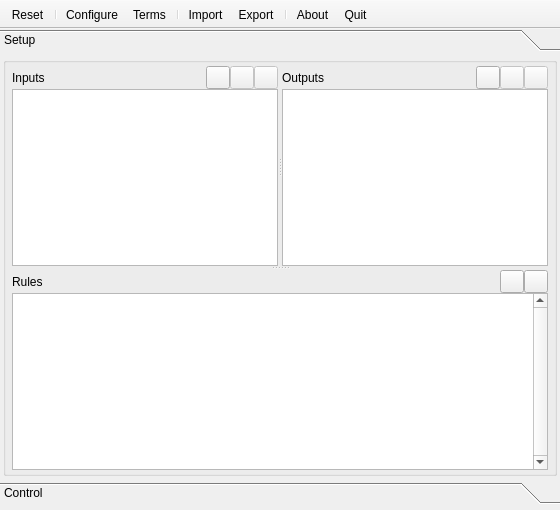
Qt form qtfuzzylite/ui/Window.ui (fuzzylite/fuzzylite) before a commit.
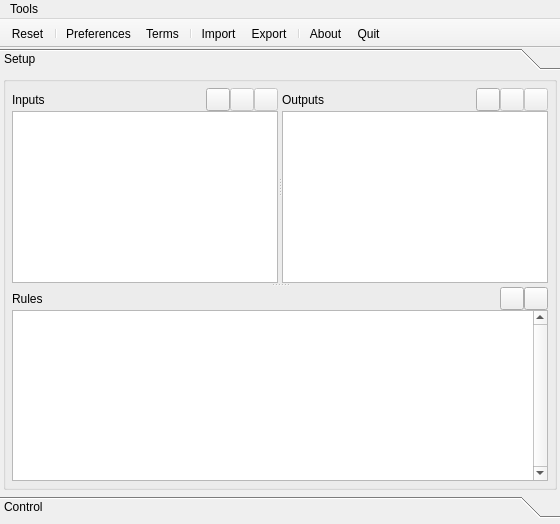
The same form after that commit. Icons and pictures are not drawn.

```diff
--- a/qtfuzzylite/ui/Window.ui
+++ b/qtfuzzylite/ui/Window.ui
@@ -7,7 +7,7 @@
     <x>0</x>
     <y>0</y>
     <width>560</width>
-    <height>510</height>
+    <height>524</height>
    </rect>
   </property>
   <property name="sizePolicy">
@@ -63,7 +63,7 @@
          <x>0</x>
          <y>0</y>
          <width>560</width>
-         <height>392</height>
+         <height>384</height>
         </rect>
        </property>
        <attribute name="label">
@@ -87,24 +87,12 @@
         </property>
         <item>
          <widget class="QGroupBox" name="groupBox1">
-          <layout class="QVBoxLayout" name="verticalLayout_7">
-           <property name="spacing">
-            <number>0</number>
-           </property>
-           <property name="leftMargin">
+          <layout class="QVBoxLayout" name="verticalLayout_3">
+           <property name="margin">
             <number>6</number>
            </property>
-           <property name="topMargin">
-            <number>3</number>
-           </property>
-           <property name="rightMargin">
-            <number>6</number>
-           </property>
-           <property name="bottomMargin">
-            <number>3</number>
-           </property>
            <item>
-            <widget class="QSplitter" name="spl_setup_inout_rules">
+            <widget class="QSplitter" name="spl_VarsRules">
              <property name="orientation">
               <enum>Qt::Vertical</enum>
              </property>
@@ -112,11 +100,17 @@
               <property name="orientation">
                <enum>Qt::Horizontal</enum>
               </property>
-              <widget class="QWidget" name="layoutWidget">
-               <layout class="QVBoxLayout" name="verticalLayout_2">
+              <widget class="QWidget" name="verticalLayoutWidget_4">
+               <layout class="QVBoxLayout" name="verticalLayout_7">
                 <property name="spacing">
                  <number>0</number>
                 </property>
+                <property name="topMargin">
+                 <number>0</number>
+                </property>
+                <property name="bottomMargin">
+                 <number>0</number>
+                </property>
                 <item>
                  <layout class="QHBoxLayout" name="horizontalLayout_2">
                   <item>
@@ -183,22 +177,30 @@
                  </layout>
                 </item>
                 <item>
-                 <widget class="QListWidget" name="lvw_inputs">
-                  <property name="selectionMode">
-                   <enum>QAbstractItemView::ExtendedSelection</enum>
+                 <widget class="QSplitter" name="splInput">
+                  <property name="orientation">
+                   <enum>Qt::Horizontal</enum>
                   </property>
-                  <property name="selectionBehavior">
-                   <enum>QAbstractItemView::SelectRows</enum>
-                  </property>
+                  <widget class="QListWidget" name="lvw_inputs">
+                   <property name="selectionMode">
+                    <enum>QAbstractItemView::ExtendedSelection</enum>
+                   </property>
+                   <property name="selectionBehavior">
+                    <enum>QAbstractItemView::SelectRows</enum>
+                   </property>
+                  </widget>
                  </widget>
                 </item>
                </layout>
               </widget>
-              <widget class="QWidget" name="layoutWidget1">
-               <layout class="QVBoxLayout" name="verticalLayout_3">
+              <widget class="QWidget" name="verticalLayoutWidget_3">
+               <layout class="QVBoxLayout" name="verticalLayout_2">
                 <property name="spacing">
                  <number>0</number>
                 </property>
+                <property name="bottomMargin">
+                 <number>0</number>
+                </property>
                 <item>
                  <layout class="QHBoxLayout" name="horizontalLayout_3">
                   <item>
@@ -265,13 +267,18 @@
                  </layout>
                 </item>
                 <item>
-                 <widget class="QListWidget" name="lvw_outputs">
-                  <property name="selectionMode">
-                   <enum>QAbstractItemView::ExtendedSelection</enum>
+                 <widget class="QSplitter" name="splOutput">
+                  <property name="orientation">
+                   <enum>Qt::Horizontal</enum>
                   </property>
-                  <property name="selectionBehavior">
-                   <enum>QAbstractItemView::SelectRows</enum>
-                  </property>
+                  <widget class="QListWidget" name="lvw_outputs">
+                   <property name="selectionMode">
+                    <enum>QAbstractItemView::ExtendedSelection</enum>
+                   </property>
+                   <property name="selectionBehavior">
+                    <enum>QAbstractItemView::SelectRows</enum>
+                   </property>
+                  </widget>
                  </widget>
                 </item>
                </layout>
@@ -724,13 +731,32 @@
    <addaction name="actionAbout"/>
    <addaction name="actionQuit"/>
   </widget>
+  <widget class="QMenuBar" name="menuBar">
+   <property name="geometry">
+    <rect>
+     <x>0</x>
+     <y>0</y>
+     <width>560</width>
+     <height>22</height>
+    </rect>
+   </property>
+   <property name="defaultUp">
+    <bool>true</bool>
+   </property>
+   <widget class="QMenu" name="menuTools">
+    <property name="title">
+     <string>Tools</string>
+    </property>
+   </widget>
+   <addaction name="menuTools"/>
+  </widget>
   <action name="actionConfigure">
    <property name="icon">
     <iconset resource="resources.qrc">
      <normaloff>:/icons/configure.png</normaloff>:/icons/configure.png</iconset>
    </property>
    <property name="text">
-    <string>Configure</string>
+    <string>Preferences</string>
    </property>
    <property name="toolTip">
     <string>Configure</string>
```
Left out of the diff: 4 changed lines with no effect on the pictures.
